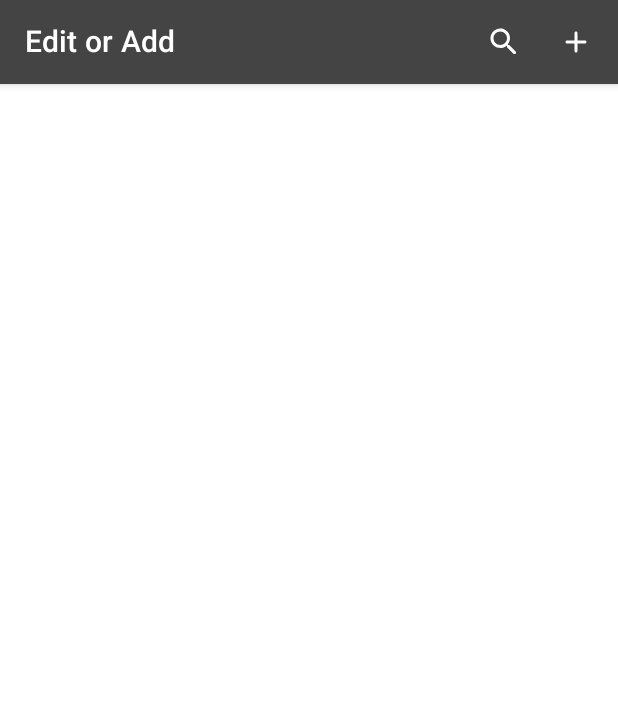
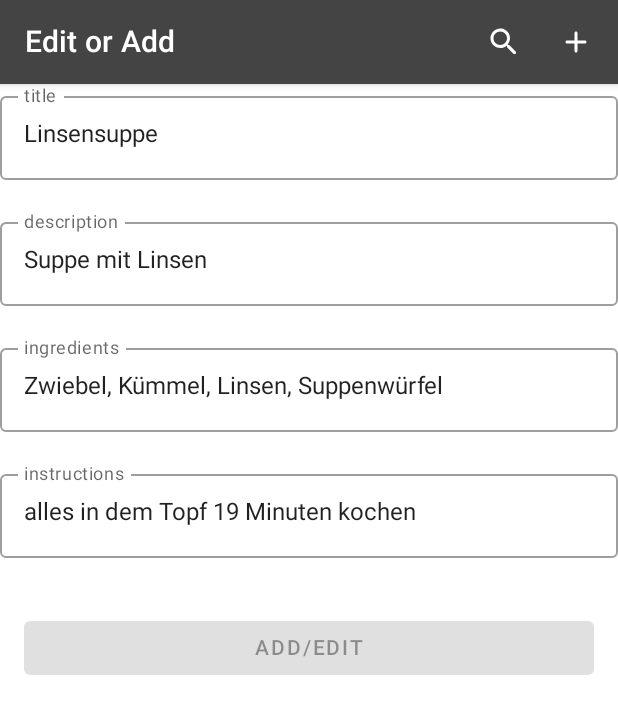
Before and after one commit to MothHunter/YummyNotes, an Android app built with Jetpack Compose: the EditAndAddScreen screen opened through its navigation route, on a phone screen of 412 x 824 dp. Shown: the top 714 px of the screen. Run offline under Robolectric (Android 15) with nearby library versions, the phone set to English and light mode, and no system bars.

Commit message:
Lol warum kann ich nur den titel bearbeiten, need to fix this, add coroutines and make some use of the viewmodel. im groben ist der edit/add screen aber aufgesetzt

```diff
--- a/app/build.gradle
+++ b/app/build.gradle
@@ -51,7 +51,7 @@ dependencies {
     def nav_version = "2.5.3"
     def material3_version = "1.0.1"
 
-
+    implementation "androidx.compose.material3:material3:$material3_version"
     implementation 'androidx.core:core-ktx:1.7.0'
     implementation 'androidx.lifecycle:lifecycle-runtime-ktx:2.3.1'
     implementation 'androidx.activity:activity-compose:1.3.1'
--- /dev/null
+++ b/app/src/main/java/com/example/yummynotes/data/UiState.kt
@@ -0,0 +1,3 @@
+package com.example.yummynotes.data
+
+//data class UiState()
--- a/app/src/main/java/com/example/yummynotes/models/AddAndEditScreenViewModel.kt
+++ b/app/src/main/java/com/example/yummynotes/models/AddAndEditScreenViewModel.kt
@@ -12,5 +12,11 @@ class AddAndEditScreenViewModel() : ViewModel() {
     var ingredients = mutableStateOf("")
     var instructions = mutableStateOf("")
     var images = MutableStateFlow(listOf<Int>())
+/*
+    fun onTextChange(title: String){
+        this.title.value = title
+    }*/
+
+    //we do not need a viewmodel here anymore???
 
 }
--- a/app/src/main/java/com/example/yummynotes/models/Recipe.kt
+++ b/app/src/main/java/com/example/yummynotes/models/Recipe.kt
@@ -4,10 +4,10 @@ import com.example.yummynotes.R
 
 data class Recipe(
     val id: Int = -1,
-    val title: String = "Recipe not found!",
-    val description: String = "",
-    val ingredients: String = "", //später: Klasse ingredients die eine Menge übergeben bekommt
-    val instructions: String = "",
+    var title: String = "Recipe not found!",
+    var description: String = "",
+    var ingredients: String = "", //später: Klasse ingredients die eine Menge übergeben bekommt
+    var instructions: String = "",
     val images: List<Int> = emptyList() //noch korrigieren weil wir nicht urls haben
     //var isFavorite: Boolean = false --> das wird bei der Datenbank relevant
 )
--- a/app/src/main/java/com/example/yummynotes/models/RecipeViewModel.kt
+++ b/app/src/main/java/com/example/yummynotes/models/RecipeViewModel.kt
@@ -1,9 +1,18 @@
 package com.example.yummynotes.models
 
+import androidx.compose.runtime.mutableStateOf
 import androidx.compose.runtime.toMutableStateList
 import androidx.lifecycle.ViewModel
+import kotlinx.coroutines.flow.MutableStateFlow
 
 class RecipeViewModel() : ViewModel() {
+    var title = mutableStateOf("")
+    var description = mutableStateOf("")
+    var ingredients = mutableStateOf("")
+    var instructions = mutableStateOf("")
+    var images = MutableStateFlow(listOf<Int>())
+
+
     private val _recipes = getRecipes().toMutableStateList()
     val recipes: List<Recipe>
         get() = _recipes
@@ -13,4 +22,8 @@ class RecipeViewModel() : ViewModel() {
             return (_recipes.filter { it.id == recipeID})[0]
         }
     }
+
+    fun onTextChange(title: String){
+        this.title.value = title
+    }
 }
--- a/app/src/main/java/com/example/yummynotes/screens/EditAndAddScreen.kt
+++ b/app/src/main/java/com/example/yummynotes/screens/EditAndAddScreen.kt
@@ -1,61 +1,126 @@
 package com.example.yummynotes.screens
 
-import androidx.compose.foundation.layout.Column
-import androidx.compose.foundation.layout.fillMaxWidth
-import androidx.compose.foundation.layout.height
-import androidx.compose.foundation.layout.padding
+import androidx.compose.foundation.background
+import androidx.compose.foundation.layout.*
+import androidx.compose.foundation.lazy.LazyColumn
 import androidx.compose.foundation.lazy.grid.GridCells
 import androidx.compose.foundation.lazy.grid.LazyHorizontalGrid
+import androidx.compose.foundation.lazy.items
 import androidx.compose.foundation.rememberScrollState
 import androidx.compose.foundation.verticalScroll
 import androidx.compose.material.*
-import androidx.compose.runtime.Composable
-import androidx.compose.runtime.mutableStateOf
-import androidx.compose.runtime.remember
-import androidx.compose.runtime.rememberCoroutineScope
+import androidx.compose.runtime.*
 import androidx.compose.ui.Alignment
 import androidx.compose.ui.Modifier
 import androidx.compose.ui.graphics.Color
+import androidx.compose.ui.res.booleanResource
 import androidx.compose.ui.res.colorResource
 import androidx.compose.ui.res.stringResource
 import androidx.compose.ui.text.style.TextAlign
 import androidx.compose.ui.unit.dp
+import androidx.navigation.NavController
 import androidx.navigation.NavHostController
 import com.example.yummynotes.RecipeList
+import com.example.yummynotes.RecipeRow
+import com.example.yummynotes.models.AddAndEditScreenViewModel
 import com.example.yummynotes.models.Recipe
 import com.example.yummynotes.models.RecipeViewModel
+import com.example.yummynotes.navigation.Screen
 import com.example.yummynotes.widgets.TopNavigationBar
+import kotlinx.coroutines.CoroutineScope
+import kotlinx.coroutines.Dispatchers
+import kotlinx.coroutines.flow.MutableStateFlow
 import kotlinx.coroutines.launch
 
 @Composable
 fun EditAndAddScreen(viewModel: RecipeViewModel, navController: NavHostController, recipeID: Int) {
-    var recipe: Recipe
-    val coroutineScope = rememberCoroutineScope()
-    if (recipeID != -1){
-        recipe = viewModel.getRecipeByID(recipeID)
+    val recipe = viewModel.getRecipeByID(recipeID)
+   /* val coroutineScope = remember {
+        CoroutineScope(Dispatchers.Main)
+    }*/
+    val isButtonEnabledFlow = remember { MutableStateFlow(false) }
+    val isButtonEnabled by isButtonEnabledFlow.collectAsState()
+    Column{
+        TopNavigationBar("Edit or Add", navController)
+        MainContent(recipe)
+
+        Button(
+            enabled = isButtonEnabled,
+            onClick = { /* Handle button click */ },
+            modifier = Modifier.padding(16.dp)
+                .fillMaxWidth()
+        ) {
+            Text(text = "ADD/EDIT")
+        }
 
     }
 
-    //val recipe = viewModel.getRecipeByID(recipeID)
-    Column{
-        TopNavigationBar("Edit or Add", navController)
+
+
+   //var recipe: Recipe
+
+   val coroutineScope = rememberCoroutineScope()
+    if (recipeID != -1){
+      //  recipe = viewModel.getRecipeByID(recipeID)
     }
-    @Composable
-    fun MainContent(recipe: Recipe){
+
+
+    }
+
+   // }
+
+@Composable
+fun MainContent(recipe: Recipe) {
+    val titleState = remember { mutableStateOf(recipe.title) }
+    val descriptionState = remember { mutableStateOf(recipe.description) }
+    val ingredientsState = remember { mutableStateOf(recipe.ingredients) }
+    val instructionsState = remember { mutableStateOf(recipe.instructions) }
+
+    Column {
         Column(
             modifier = Modifier
                 .verticalScroll(rememberScrollState())
                 .fillMaxWidth(),
             horizontalAlignment = Alignment.Start
         ) {
+
             OutlinedTextField(
-                value = recipe.title,
-                singleLine = true,
+                value = titleState.value,
+                onValueChange = {  titleState.value = it},
                 modifier = Modifier.fillMaxWidth(),
-                onValueChange = {
+                label = {
+                    Text(text = "title")}
+            )
+            Spacer(modifier = Modifier.padding(10.dp))
+            OutlinedTextField(
+                value = descriptionState.value,
+                onValueChange = { recipe.description = it },
+                modifier = Modifier.fillMaxWidth(),
+                label = {
+                    Text(text = "description")}
+            )
+            Spacer(modifier = Modifier.padding(10.dp))
+            OutlinedTextField(
+                value = ingredientsState.value,
+                onValueChange = { recipe.ingredients = it},
+                modifier = Modifier.fillMaxWidth(),
+                label = {
+                    Text(text = "ingredients")}
+            )
+            Spacer(modifier = Modifier.padding(10.dp))
+            OutlinedTextField(
+                value = instructionsState.value,
+                onValueChange = { recipe.instructions = it },
+                modifier = Modifier.fillMaxWidth(),
+                label = {
+                    Text(text = "instructions")}
+            )
+            Spacer(modifier = Modifier.padding(10.dp))
 
-                })
-        }}}
+
+
+    }
+}}
 
         /*
 
```
Also changed, not shown: app/src/main/java/com/example/yummynotes/ui/theme/Shape.kt (line endings or trailing spaces).
